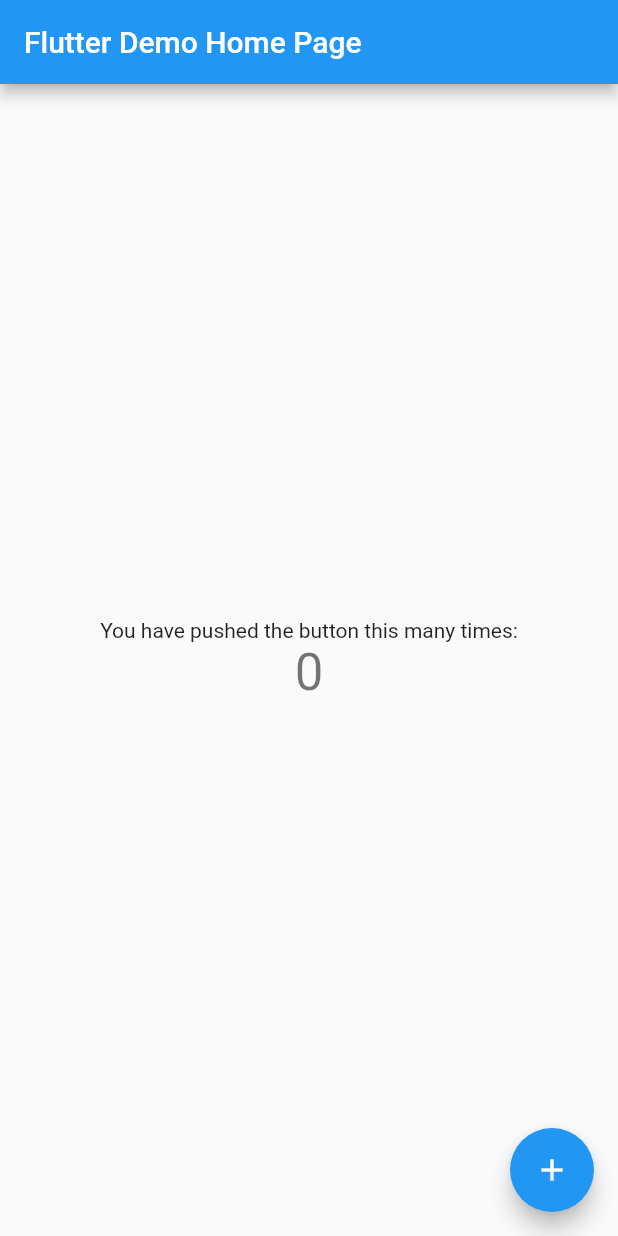
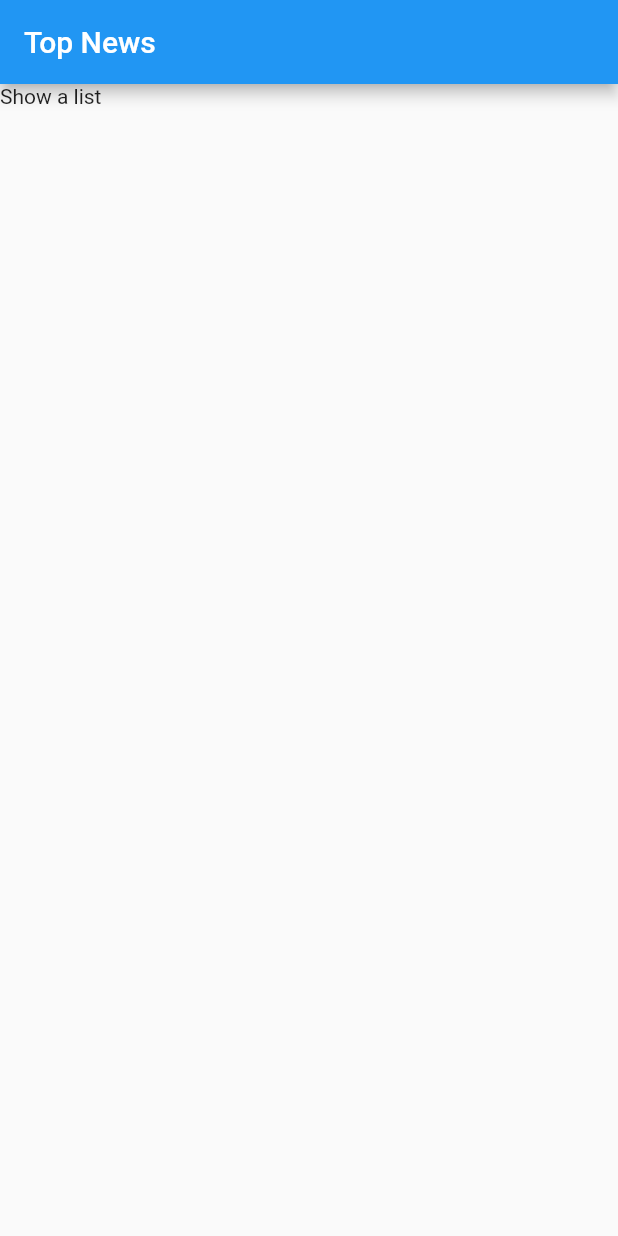
Before and after one commit to ersinsivaz/flutter_news, a Flutter app: the screen it shows after launch, on a phone screen of 412 x 824 dp. Run offline on Flutter 3.47's test engine with Material 2 defaults, Android fonts, the phone set to English and light mode, and no system bars; our stand-ins replace sqflite; accounts and stored records are empty.

```diff
--- a/lib/main.dart
+++ b/lib/main.dart
@@ -1,111 +1,4 @@
 import 'package:flutter/material.dart';
+import 'package:flutter_news/src/app.dart';
 
-void main() => runApp(MyApp());
-
-class MyApp extends StatelessWidget {
-  // This widget is the root of your application.
-  @override
-  Widget build(BuildContext context) {
-    return MaterialApp(
-      title: 'Flutter Demo',
-      theme: ThemeData(
-        // This is the theme of your application.
-        //
-        // Try running your application with "flutter run". You'll see the
-        // application has a blue toolbar. Then, without quitting the app, try
-        // changing the primarySwatch below to Colors.green and then invoke
-        // "hot reload" (press "r" in the console where you ran "flutter run",
-        // or simply save your changes to "hot reload" in a Flutter IDE).
-        // Notice that the counter didn't reset back to zero; the application
-        // is not restarted.
-        primarySwatch: Colors.blue,
-      ),
-      home: MyHomePage(title: 'Flutter Demo Home Page'),
-    );
-  }
-}
-
-class MyHomePage extends StatefulWidget {
-  MyHomePage({Key key, this.title}) : super(key: key);
-
-  // This widget is the home page of your application. It is stateful, meaning
-  // that it has a State object (defined below) that contains fields that affect
-  // how it looks.
-
-  // This class is the configuration for the state. It holds the values (in this
-  // case the title) provided by the parent (in this case the App widget) and
-  // used by the build method of the State. Fields in a Widget subclass are
-  // always marked "final".
-
-  final String title;
-
-  @override
-  _MyHomePageState createState() => _MyHomePageState();
-}
-
-class _MyHomePageState extends State<MyHomePage> {
-  int _counter = 0;
-
-  void _incrementCounter() {
-    setState(() {
-      // This call to setState tells the Flutter framework that something has
-      // changed in this State, which causes it to rerun the build method below
-      // so that the display can reflect the updated values. If we changed
-      // _counter without calling setState(), then the build method would not be
-      // called again, and so nothing would appear to happen.
-      _counter++;
-    });
-  }
-
-  @override
-  Widget build(BuildContext context) {
-    // This method is rerun every time setState is called, for instance as done
-    // by the _incrementCounter method above.
-    //
-    // The Flutter framework has been optimized to make rerunning build methods
-    // fast, so that you can just rebuild anything that needs updating rather
-    // than having to individually change instances of widgets.
-    return Scaffold(
-      appBar: AppBar(
-        // Here we take the value from the MyHomePage object that was created by
-        // the App.build method, and use it to set our appbar title.
-        title: Text(widget.title),
-      ),
-      body: Center(
-        // Center is a layout widget. It takes a single child and positions it
-        // in the middle of the parent.
-        child: Column(
-          // Column is also layout widget. It takes a list of children and
-          // arranges them vertically. By default, it sizes itself to fit its
-          // children horizontally, and tries to be as tall as its parent.
-          //
-          // Invoke "debug painting" (press "p" in the console, choose the
-          // "Toggle Debug Paint" action from the Flutter Inspector in Android
-          // Studio, or the "Toggle Debug Paint" command in Visual Studio Code)
-          // to see the wireframe for each widget.
-          //
-          // Column has various properties to control how it sizes itself and
-          // how it positions its children. Here we use mainAxisAlignment to
-          // center the children vertically; the main axis here is the vertical
-          // axis because Columns are vertical (the cross axis would be
-          // horizontal).
-          mainAxisAlignment: MainAxisAlignment.center,
-          children: <Widget>[
-            Text(
-              'You have pushed the button this many times:',
-            ),
-            Text(
-              '$_counter',
-              style: Theme.of(context).textTheme.display1,
-            ),
-          ],
-        ),
-      ),
-      floatingActionButton: FloatingActionButton(
-        onPressed: _incrementCounter,
-        tooltip: 'Increment',
-        child: Icon(Icons.add),
-      ), // This trailing comma makes auto-formatting nicer for build methods.
-    );
-  }
-}
+void main() => runApp(App());
--- /dev/null
+++ b/lib/src/app.dart
@@ -0,0 +1,13 @@
+import 'package:flutter/material.dart';
+import 'package:flutter_news/src/screens/news_list.dart';
+
+class App extends StatelessWidget {
+  @override
+  Widget build(BuildContext context) {
+    return MaterialApp(
+      title: 'News',
+      home: NewsList(),
+    );
+  }
+
+}
--- /dev/null
+++ b/lib/src/blocs/stories_bloc.dart
@@ -0,0 +1,4 @@
+
+class StoriesBloc {
+
+}
--- /dev/null
+++ b/lib/src/screens/news_list.dart
@@ -0,0 +1,14 @@
+import 'package:flutter/material.dart';
+
+class NewsList extends StatelessWidget {
+  @override
+  Widget build(BuildContext context) {
+    return Scaffold(
+      appBar: AppBar(
+        title: Text('Top News'),
+      ),
+      body: Text('Show a list'),
+    );
+  }
+
+} //cs
```
Also changed, not shown: lib/src/blocs/stories_provider.dart (added, +19 -0 lines).
